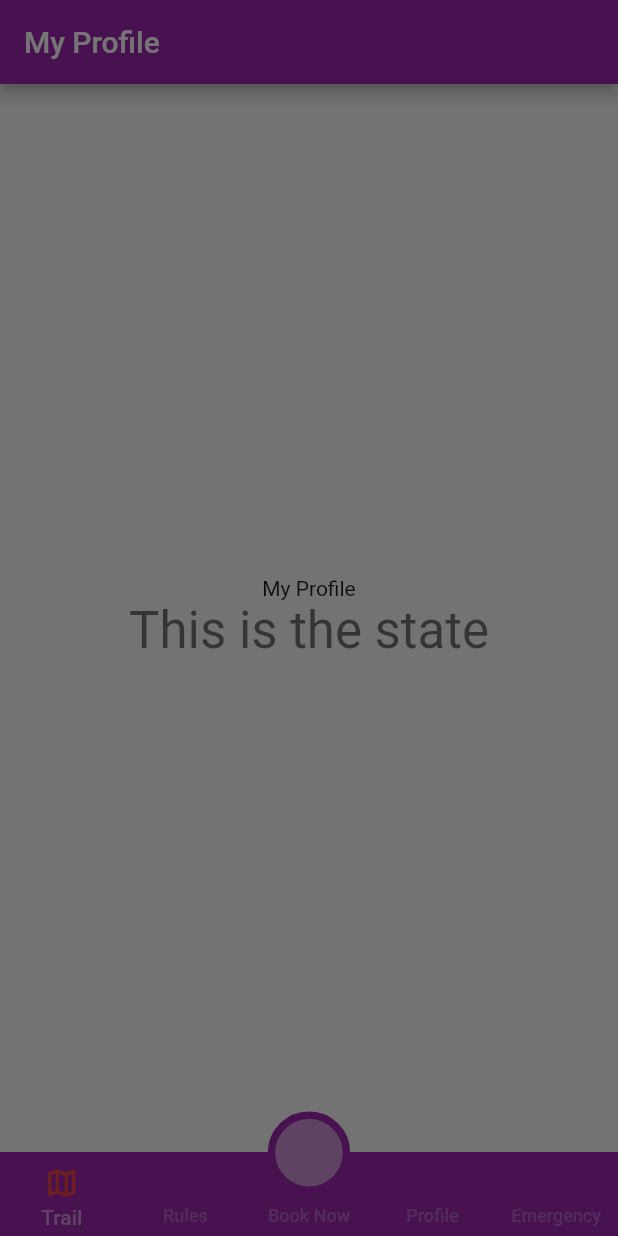
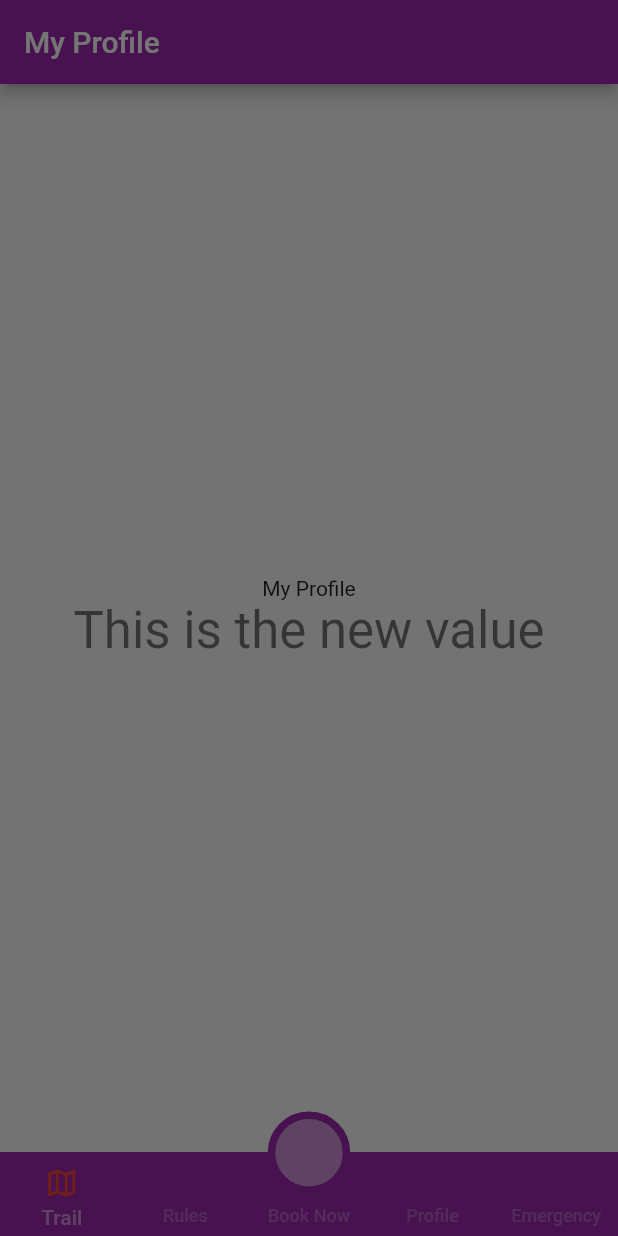
Before and after one commit to chuacharlesbon/my-flutter-profile, a Flutter app: the screen it shows after launch, item 2 of the bottom bar chosen, on a phone screen of 412 x 824 dp. Run offline on Flutter 3.47's test engine with Material 2 defaults, Android fonts, the light colour scheme and no system bars; our stand-ins replace bloc, dio, equatable, flutter_bloc, flutter_dotenv, fluttertoast and 3 more; network calls fail.

Commit message:
Updated: Working with Server and States

```diff
--- a/lib/presentations/home/datasource/home_datasource.dart
+++ b/lib/presentations/home/datasource/home_datasource.dart
@@ -1,6 +1,7 @@
 import 'package:dio/dio.dart';
 import 'package:flutter/cupertino.dart';
 import 'package:flutter_dotenv/flutter_dotenv.dart';
+import 'package:myflutterprofile/presentations/home/datasource/home_model.dart';
 
 class HomeDataSource {
   final Dio dio = Dio();
@@ -54,7 +55,9 @@ class HomeDataSource {
       // On Deployment, assigning value even on error to complete the process of API request (optional)
       result = null;
     }
-    return result;
+
+    //return result;
+    return HomeModel.sampleResponse;
   }
 
   Future<List<dynamic>> getData2({
--- a/lib/presentations/home/datasource/home_model.dart
+++ b/lib/presentations/home/datasource/home_model.dart
@@ -20,4 +20,23 @@ class HomeModel {
     details = json['details'];
     options = json['options'];
   }
+
+/////////////////////////////////
+// Sample Server JSON Response //
+/////////////////////////////////
+
+  static const sampleResponse = {
+    "data-one": "This is sample String",
+    "amount": 123.00,
+    "code": 9001,
+    "details": {
+      "sample": "This is the new value",
+      "sample_value": true,
+    },
+    "options": [
+      "option_1",
+      "option_2",
+      "option_3",
+    ]
+  };
 }
--- a/lib/presentations/home/home_screen.dart
+++ b/lib/presentations/home/home_screen.dart
@@ -45,12 +45,20 @@ class _MyHomePageState extends State<MyHomePage> {
       body: BlocBuilder<HomeCubit, HomeState>(
           bloc: homeCubit,
           builder: (context, state) {
-            if (state.status != StateStatus.loaded) {
+            if (state.status == StateStatus.loading) {
               return const Center(
                 child: RepaintBoundary(
                   child: Padding(
                       padding: EdgeInsets.symmetric(vertical: 16),
                       child: CircularProgressIndicator.adaptive()),
+                ),
+              );
+            } else if (state.status == StateStatus.error) {
+              return const Center(
+                child: RepaintBoundary(
+                  child: Text(
+                    'Something went wrong',
+                  ),
                 ),
               );
             }
@@ -62,7 +70,7 @@ class _MyHomePageState extends State<MyHomePage> {
                     'My Profile',
                   ),
                   Text(
-                    state.itemA['message'] ?? "",
+                    state.itemA['sample'] ?? "",
                     style: Theme.of(context).textTheme.headlineMedium,
                   ),
                 ],
```
Also changed, not shown: lib/presentations/home/cubits/home_cubit.dart (+32 -16 lines). Lines whose indentation alone changed are shown as unchanged.
